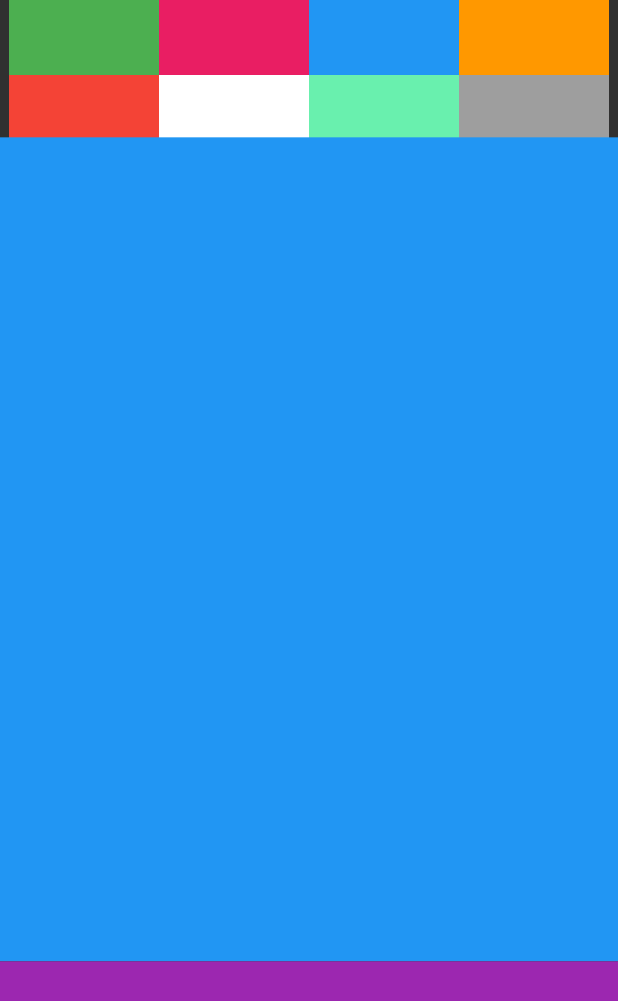
After one commit to Arkangel12/the_dart_side, a Flutter app: the screen it shows after launch, after a tap on "Episode VII: Responsive", on a phone screen of 412 x 824 dp. The commit adds this screen. Shown: the top 1001 px of the screen. Run offline on Flutter 3.47's test engine with Material 2 defaults, Android fonts, the light colour scheme and no system bars.

Commit message:
episode VI Resposive

```diff
--- a/lib/src/app.dart
+++ b/lib/src/app.dart
@@ -1,4 +1,5 @@
 import 'package:flutter/material.dart';
+import 'package:the_dart_side/src/episode7/episode7_page.dart';
 
 import 'episode3/episode3_page.dart';
 
@@ -34,6 +35,10 @@ class MenuPage extends StatelessWidget {
                 child: Text("Episode III: Appbar Personalizada"),
                 onPressed: () => _openNewPage(context, Episode3Page()),
               ),
+              RaisedButton(
+                child: Text("Episode VII: Responsive"),
+                onPressed: () => _openNewPage(context, Episode7Page()),
+              ),
             ],
           ),
         ),
--- /dev/null
+++ b/lib/src/episode7/episode7_page.dart
@@ -0,0 +1,103 @@
+import 'package:flutter/material.dart';
+
+class Episode7Page extends StatefulWidget {
+  @override
+  _Episode7PageState createState() => _Episode7PageState();
+}
+
+class _Episode7PageState extends State<Episode7Page> {
+  double _width;
+  double _height;
+
+  @override
+  Widget build(BuildContext context) {
+    _width = MediaQuery.of(context).size.width;
+    _height = MediaQuery.of(context).size.height;
+
+    return SafeArea(
+      bottom: false,
+      child: Scaffold(
+        body: Container(
+          child: Center(
+            child: Column(
+              mainAxisAlignment: MainAxisAlignment.center,
+              children: <Widget>[
+                Expanded(
+                  flex: 2,
+                  child: Container(
+                    color: Colors.red,
+                    child: Wrap(
+                      children: <Widget>[
+                        Container(
+                          width: 100,
+                          height: 50,
+                          color: Colors.green,
+                        ),
+                        Container(
+                          width: 100,
+                          height: 50,
+                          color: Colors.pink,
+                        ),
+                        Container(
+                          width: 100,
+                          height: 50,
+                          color: Colors.blue,
+                        ),
+                        Container(
+                          width: 100,
+                          height: 50,
+                          color: Colors.orange,
+                        ),Container(
+                          width: 100,
+                          height: 50,
+                          color: Colors.red,
+                        ),
+                        Container(
+                          width: 100,
+                          height: 50,
+                          color: Colors.white,
+                        ),
+                        Container(
+                          width: 100,
+                          height: 50,
+                          color: Colors.greenAccent,
+                        ),
+                        Container(
+                          width: 100,
+                          height: 50,
+                          color: Colors.grey,
+                        ),
+                        Container(
+                          width: 100,
+                          height: 50,
+                          color: Colors.greenAccent,
+                        ),
+                        Container(
+                          width: 100,
+                          height: 50,
+                          color: Colors.grey,
+                        ),
+                      ],
+                    ),
+                  ),
+                ),
+                Expanded(
+                  flex: 12,
+                  child: Container(
+                    color: Colors.blue,
+                  ),
+                ),
+                Expanded(
+                  flex: 4,
+                  child: Container(
+                    color: Colors.purple,
+                  ),
+                ),
+              ],
+            ),
+          ),
+        ),
+      ),
+    );
+  }
+}
```
